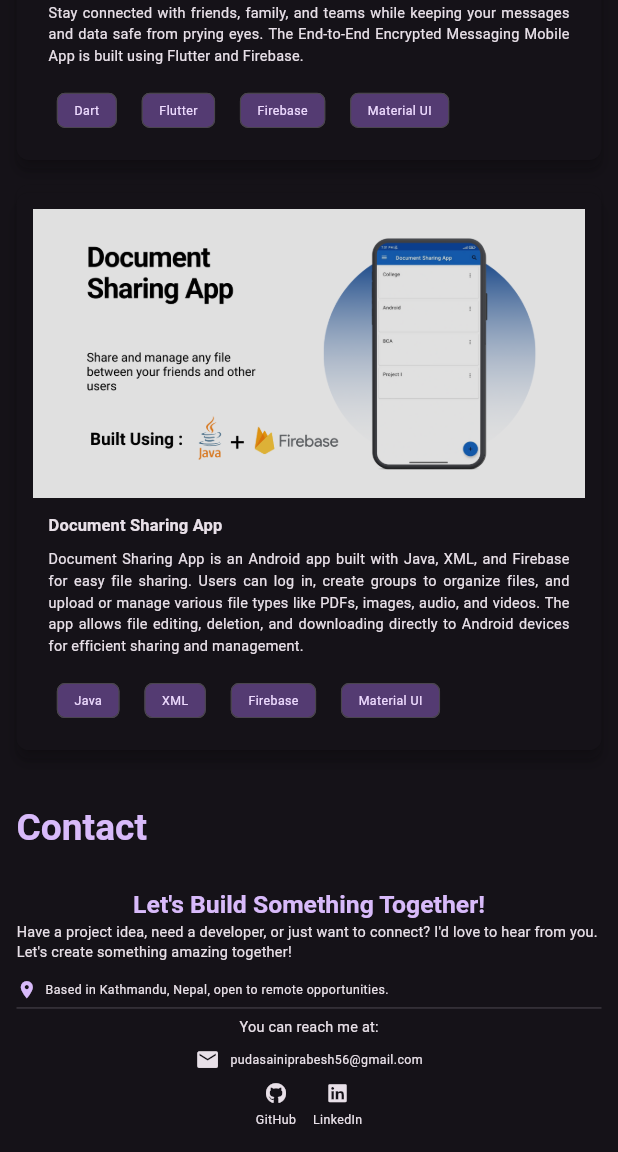
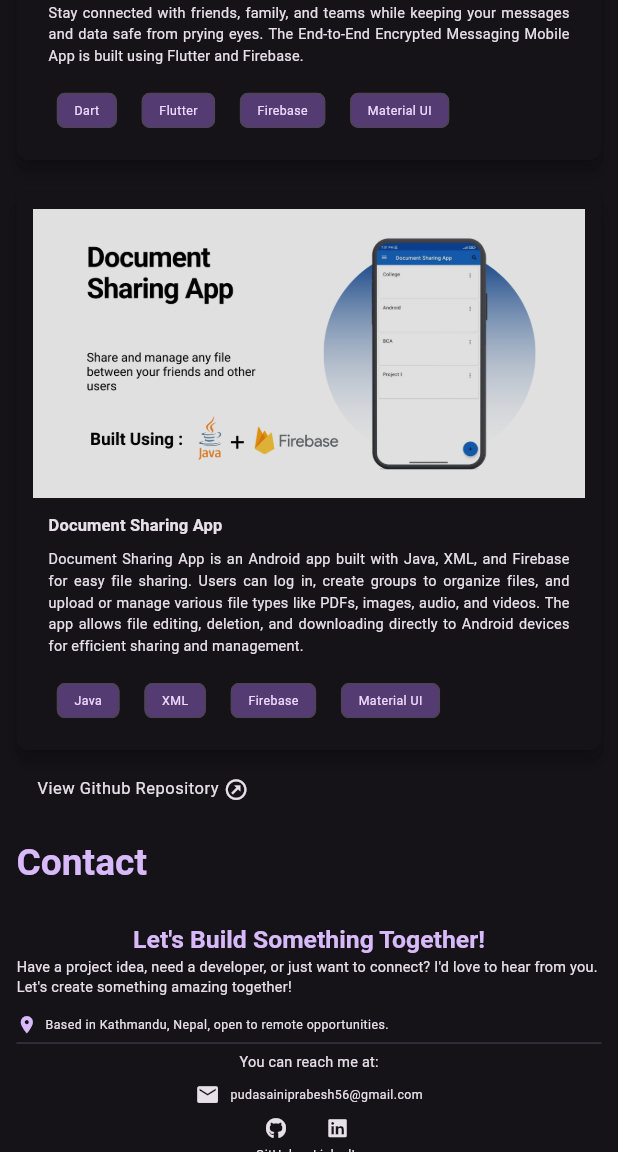
Before and after one commit to abb08/portfiolio, a Flutter app: the screen it shows after launch, scrolled down 1596 dp, on a phone screen of 412 x 824 dp, the part 84-1236 px from its top. Run offline on Flutter 3.47's test engine with Material 3 defaults, Android fonts, the phone set to English and light mode, and no system bars; drawn by our look-alikes of animated_toggle_switch, sticky_headers; our stand-ins replace adaptive_theme, flex_color_scheme, font_awesome_flutter, icons_plus, lorem_ipsum, responsive_framework.

Commit message:
Added Text Button

```diff
--- a/lib/constants/constants.dart
+++ b/lib/constants/constants.dart
@@ -7,6 +7,8 @@ class Intro {
 
 class Links {
   static const github = 'https://github.com/prabeshpudasaini';
+  static const githubRepository =
+      'https://github.com/prabeshpudasaini?tab=repositories';
   static const linkedin = 'https://www.linkedin.com/in/prabesh-pudasaini/';
   static const phoneNo = '+9779861551377';
   static const email = 'pudasainiprabesh56@gmail.com';
--- a/lib/views/contact/contact_at_view.dart
+++ b/lib/views/contact/contact_at_view.dart
@@ -2,7 +2,7 @@ import 'package:flutter/material.dart';
 import 'package:font_awesome_flutter/font_awesome_flutter.dart';
 import 'package:portfolio/constants/constants.dart';
 import 'package:portfolio/controller/launch_url.dart';
-import 'package:portfolio/views/contact/hover_animated_widget.dart';
+import 'package:portfolio/widgets/hover_animated_widget.dart';
 import 'package:portfolio/views/contact/social_icons.dart';
 
 class ContactAtView extends StatelessWidget {
--- a/lib/views/contact/social_icons.dart
+++ b/lib/views/contact/social_icons.dart
@@ -1,6 +1,6 @@
 import 'package:flutter/material.dart';
 import 'package:portfolio/controller/launch_url.dart';
-import 'package:portfolio/views/contact/hover_animated_widget.dart';
+import 'package:portfolio/widgets/hover_animated_widget.dart';
 
 class SocialIcons extends StatelessWidget {
   const SocialIcons({
--- /dev/null
+++ b/lib/views/projects/github_text_button.dart
@@ -0,0 +1,34 @@
+import 'package:flutter/material.dart';
+import 'package:portfolio/constants/constants.dart';
+import 'package:portfolio/controller/launch_url.dart';
+import 'package:portfolio/widgets/hover_animated_widget.dart';
+
+class GithubTextButton extends StatelessWidget {
+  const GithubTextButton({super.key});
+
+  @override
+  Widget build(BuildContext context) {
+    final colorScheme = Theme.of(context).colorScheme;
+    final textTheme = Theme.of(context).textTheme;
+    return HoverAnimatedWidget(
+      defaultTextStyle: textTheme.bodyLarge?.copyWith(
+        color: colorScheme.onSurface,
+      ),
+      hoverTextStyle: textTheme.bodyLarge?.copyWith(
+        color: colorScheme.primary,
+      ),
+      onTap: () {
+        launchLink(Links.githubRepository);
+      },
+      child: const Row(
+        mainAxisSize: MainAxisSize.min,
+        children: [
+          SizedBox(width: 20),
+          Text('View Github Repository'),
+          SizedBox(width: 5),
+          Icon(Icons.outbound_outlined)
+        ],
+      ),
+    );
+  }
+}
--- a/lib/views/projects/project_view.dart
+++ b/lib/views/projects/project_view.dart
@@ -1,4 +1,5 @@
 import 'package:flutter/material.dart';
+import 'package:portfolio/views/projects/github_text_button.dart';
 
 import 'package:portfolio/views/projects/project_list_view.dart';
 import 'package:portfolio/widgets/sticky_header_view.dart';
@@ -18,7 +19,16 @@ class ProjectView extends StatelessWidget {
         child: Container(
           color: Theme.of(context).colorScheme.surface,
           key: const GlobalObjectKey('project'),
-          child: const ProjectListView(),
+          child: const Column(
+            crossAxisAlignment: CrossAxisAlignment.start,
+            children: [
+              ProjectListView(),
+              SizedBox(
+                height: 10,
+              ),
+              GithubTextButton(),
+            ],
+          ),
         ),
       ),
     );
--- a/lib/widgets/hover_animated_card.dart
+++ b/lib/widgets/hover_animated_card.dart
@@ -22,6 +22,7 @@ class _HoverAnimatedCardState extends State<HoverAnimatedCard> {
   Widget build(BuildContext context) {
     final colorScheme = Theme.of(context).colorScheme;
     return MouseRegion(
+
       onEnter: (_) => setState(() {
         _isHovered = true;
       }),
--- a/lib/widgets/intro/icons_view.dart
+++ b/lib/widgets/intro/icons_view.dart
@@ -1,7 +1,7 @@
 import 'package:flutter/material.dart';
 import 'package:portfolio/constants/constants.dart';
 import 'package:portfolio/controller/launch_url.dart';
-import 'package:portfolio/views/contact/hover_animated_widget.dart';
+import 'package:portfolio/widgets/hover_animated_widget.dart';
 
 class IconsView extends StatelessWidget {
   const IconsView({
```
Also changed, not shown: lib/widgets/hover_animated_widget.dart (renamed from lib/views/contact/hover_animated_widget.dart).
